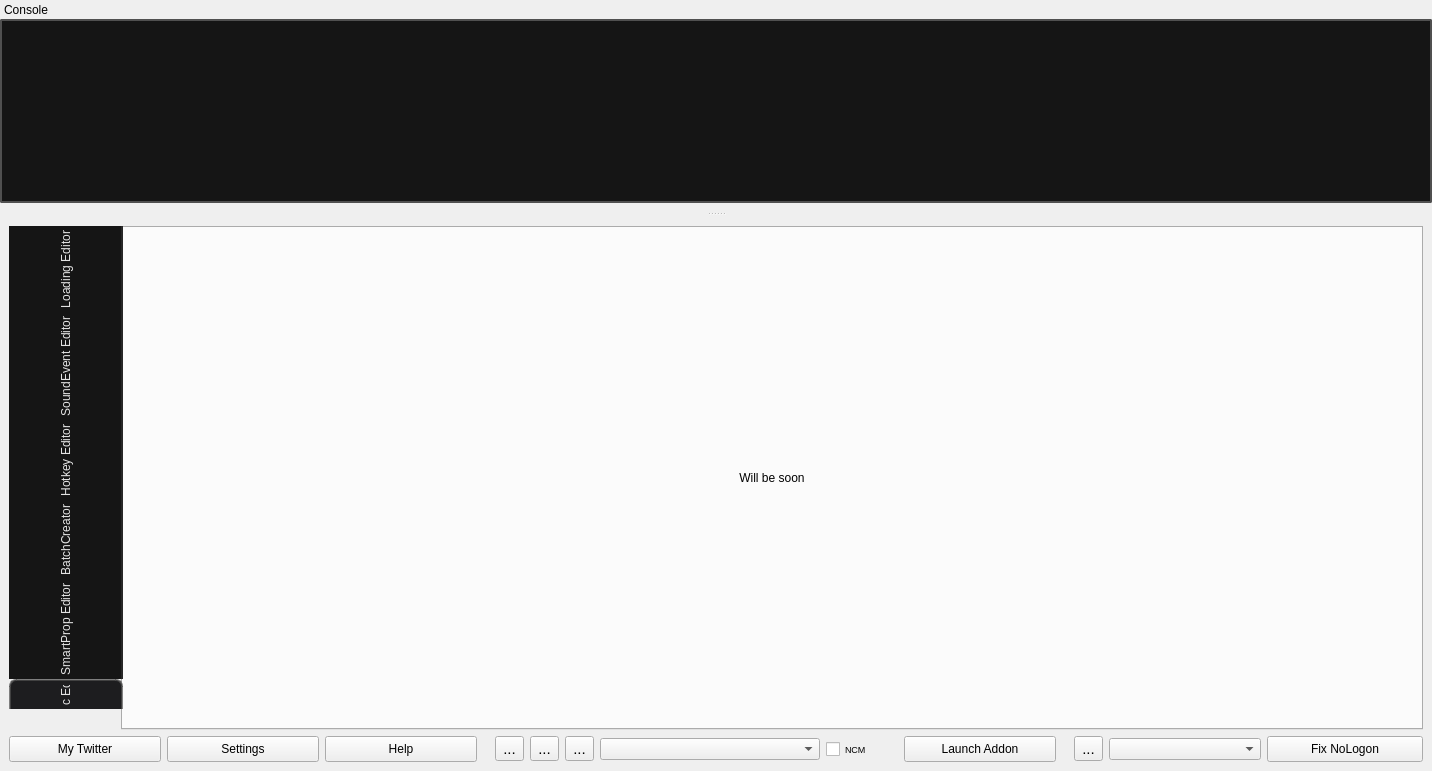
This is main.ui in dertwist/Hammer5Tools as Qt 5 draws it before an edit. The edited form follows.
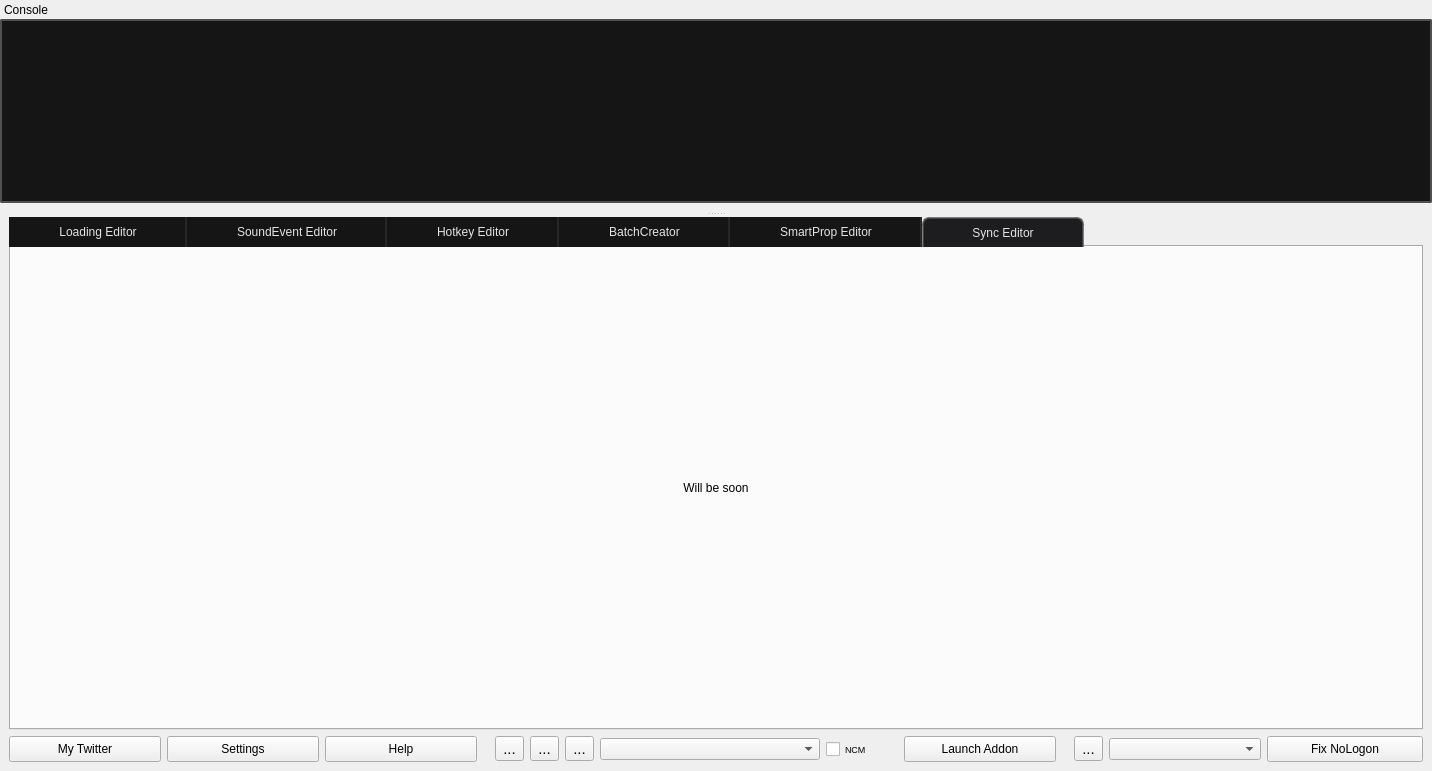
This is the edited form. The open tabs and pages were chosen to show the change. Icons and pictures are not drawn.

Commit message: New ui for main window

```diff
--- a/main.ui
+++ b/main.ui
@@ -22,6 +22,18 @@
   </property>
   <widget class="QWidget" name="centralwidget">
    <layout class="QVBoxLayout" name="verticalLayout">
+    <property name="leftMargin">
+     <number>9</number>
+    </property>
+    <property name="topMargin">
+     <number>0</number>
+    </property>
+    <property name="rightMargin">
+     <number>9</number>
+    </property>
+    <property name="bottomMargin">
+     <number>9</number>
+    </property>
     <item>
      <widget class="QTabWidget" name="MainWindowTools_tabs">
       <property name="enabled">
@@ -85,9 +97,6 @@
     background-color: #1d1d1f;
 }</string>
       </property>
-      <property name="tabPosition">
-       <enum>QTabWidget::West</enum>
-      </property>
       <property name="currentIndex">
        <number>3</number>
       </property>
```
Left out of the diff: 26 changed lines with no effect on the pictures. The commit also changes 5 other files.
